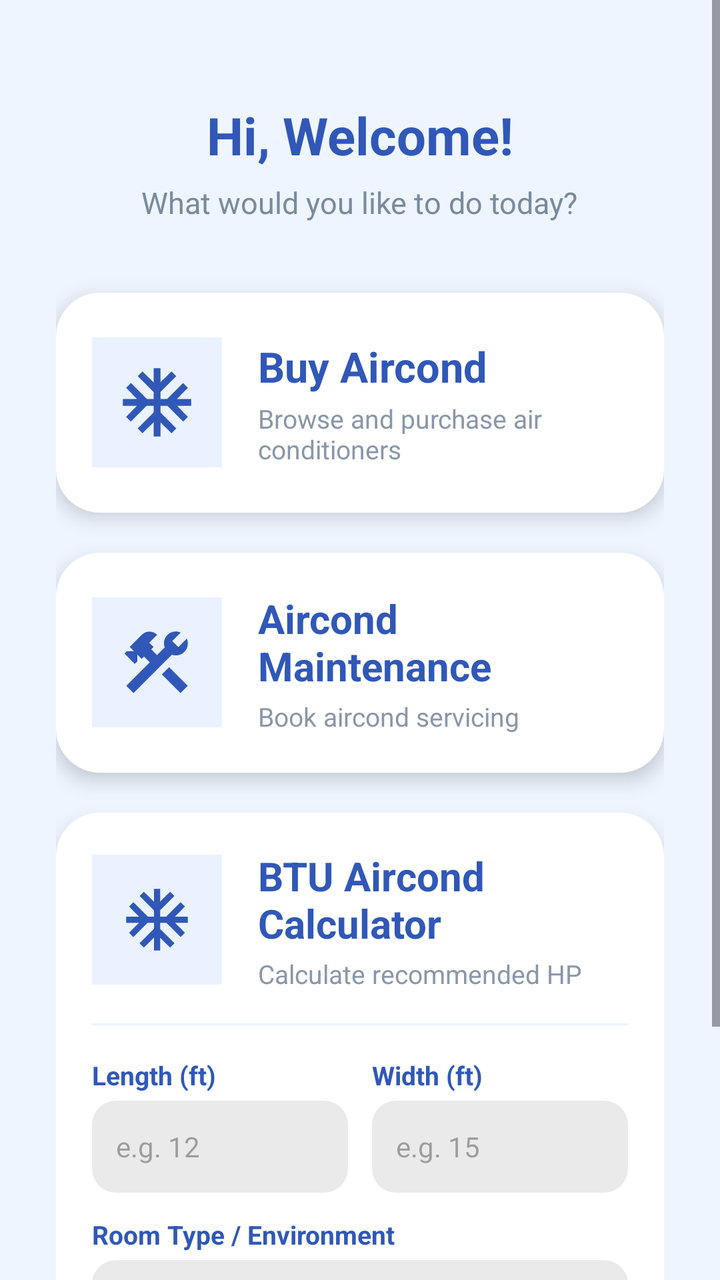
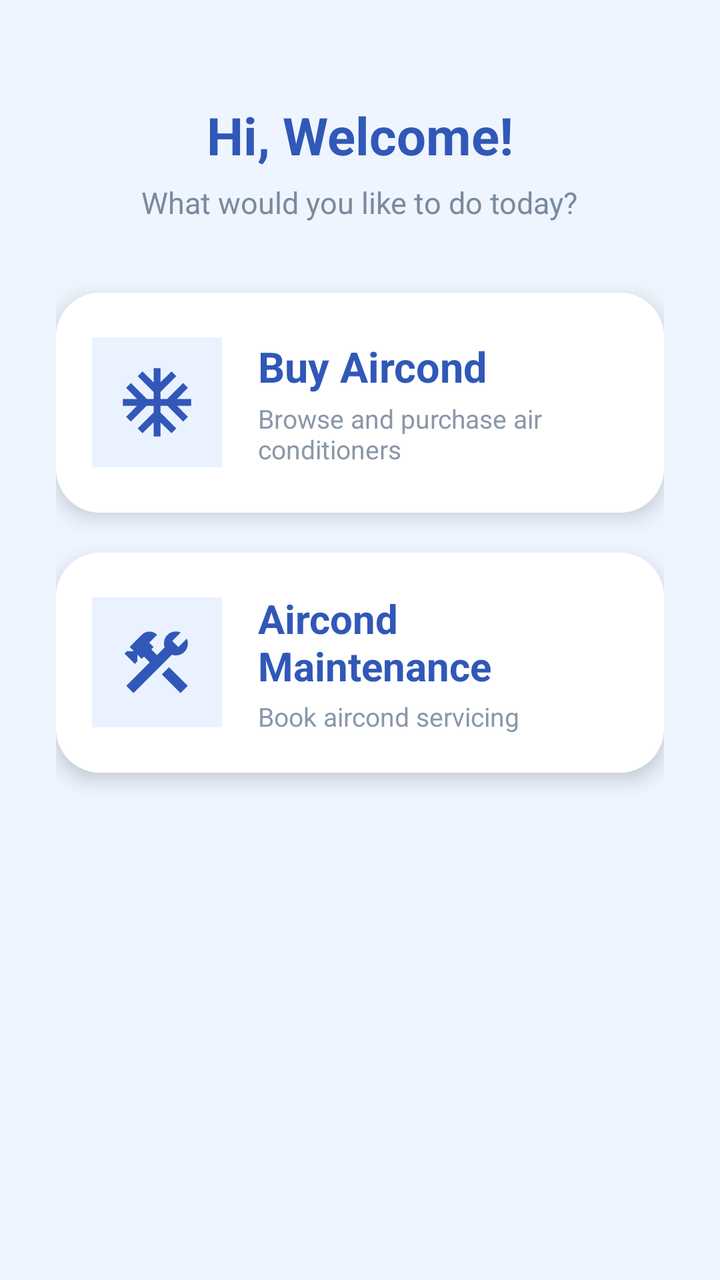

Before-and-after screenshots of an Android layout around one commit, followed by the original layout XML and the change that was made.
<!-- AndroidManifest.xml: application theme Theme.EncikAircond -->
<!-- res/layout/fragment_home.xml -->
<?xml version="1.0" encoding="utf-8"?>
<ScrollView xmlns:android="http://schemas.android.com/apk/res/android"
    xmlns:app="http://schemas.android.com/apk/res-auto"
    android:layout_width="match_parent"
    android:layout_height="match_parent"
    android:background="#EEF5FF"
    android:fillViewport="true">

    <LinearLayout
        android:layout_width="match_parent"
        android:layout_height="wrap_content"
        android:orientation="vertical"
        android:paddingStart="28dp"
        android:paddingEnd="28dp"
        android:paddingTop="50dp"
        android:paddingBottom="40dp">

        <TextView
            android:id="@+id/txtWelcome"
            android:layout_width="wrap_content"
            android:layout_height="wrap_content"
            android:layout_gravity="center"
            android:text="Hi, Welcome!"
            android:textColor="#3158B8"
            android:textSize="26sp"
            android:textStyle="bold" />

        <TextView
            android:id="@+id/txtSubtitle"
            android:layout_width="wrap_content"
            android:layout_height="wrap_content"
            android:layout_gravity="center"
            android:layout_marginTop="6dp"
            android:text="What would you like to do today?"
            android:textColor="#7A8A9E"
            android:textSize="15sp" />

        
        <LinearLayout
            android:id="@+id/cardBuy"
            android:layout_width="match_parent"
            android:layout_height="110dp"
            android:layout_marginTop="35dp"
            android:background="@drawable/card_background"
            android:elevation="6dp"
            android:gravity="center_vertical"
            android:padding="18dp">

            <ImageView
                android:id="@+id/imgBuy"
                android:layout_width="65dp"
                android:layout_height="65dp"
                android:background="#EAF2FF"
                android:contentDescription="@null"
                android:padding="12dp"
                android:src="@drawable/ic_aircond" />

            <LinearLayout
                android:layout_width="wrap_content"
                android:layout_height="wrap_content"
                android:layout_marginStart="18dp"
                android:orientation="vertical">

                <TextView
                    android:layout_width="wrap_content"
                    android:layout_height="wrap_content"
                    android:text="Buy Aircond"
                    android:textColor="#3158B8"
                    android:textSize="21sp"
                    android:textStyle="bold" />

                <TextView
                    android:layout_width="wrap_content"
                    android:layout_height="wrap_content"
                    android:layout_marginTop="3dp"
                    android:text="Browse and purchase air conditioners"
                    android:textColor="#8A97A8"
                    android:textSize="13sp" />

            </LinearLayout>

        </LinearLayout>

        
        <LinearLayout
            android:id="@+id/cardMaintenance"
            android:layout_width="match_parent"
            android:layout_height="110dp"
            android:layout_marginTop="20dp"
            android:background="@drawable/card_background"
            android:elevation="6dp"
            android:gravity="center_vertical"
            android:padding="18dp">

            <ImageView
                android:id="@+id/imgMaintenance"
                android:layout_width="65dp"
                android:layout_height="65dp"
                android:background="#EAF2FF"
                android:contentDescription="@null"
                android:padding="12dp"
                android:src="@drawable/ic_maintenance" />

            <LinearLayout
                android:layout_width="wrap_content"
                android:layout_height="wrap_content"
                android:layout_marginStart="18dp"
                android:orientation="vertical">

                <TextView
                    android:layout_width="wrap_content"
                    android:layout_height="wrap_content"
                    android:text="Aircond Maintenance"
                    android:textColor="#3158B8"
                    android:textSize="20sp"
                    android:textStyle="bold" />

                <TextView
                    android:layout_width="wrap_content"
                    android:layout_height="wrap_content"
                    android:layout_marginTop="3dp"
                    android:text="Book aircond servicing"
                    android:textColor="#8A97A8"
                    android:textSize="13sp" />

            </LinearLayout>

        </LinearLayout>

        
        <LinearLayout
            android:id="@+id/cardCalculator"
            android:layout_width="match_parent"
            android:layout_height="wrap_content"
            android:layout_marginTop="20dp"
            android:background="@drawable/card_background"
            android:elevation="6dp"
            android:orientation="vertical"
            android:padding="18dp">

            
            <LinearLayout
                android:id="@+id/headerCalculator"
                android:layout_width="match_parent"
                android:layout_height="wrap_content"
                android:gravity="center_vertical"
                android:orientation="horizontal">

                <ImageView
                    android:id="@+id/imgCalculator"
                    android:layout_width="65dp"
                    android:layout_height="65dp"
                    android:background="#EAF2FF"
                    android:contentDescription="@null"
                    android:padding="14dp"
                    android:src="@drawable/ic_aircond" />

                <LinearLayout
                    android:layout_width="0dp"
                    android:layout_height="wrap_content"
                    android:layout_marginStart="18dp"
                    android:layout_weight="1"
                    android:orientation="vertical">

                    <TextView
                        android:layout_width="wrap_content"
                        android:layout_height="wrap_content"
                        android:text="BTU Aircond Calculator"
                        android:textColor="#3158B8"
                        android:textSize="20sp"
                        android:textStyle="bold" />

                    <TextView
                        android:layout_width="wrap_content"
                        android:layout_height="wrap_content"
                        android:layout_marginTop="3dp"
                        android:text="Calculate recommended HP"
                        android:textColor="#8A97A8"
                        android:textSize="13sp" />

                </LinearLayout>

            </LinearLayout>

            
            <LinearLayout
                android:id="@+id/layoutCalculatorForm"
                android:layout_width="match_parent"
                android:layout_height="wrap_content"
                android:layout_marginTop="16dp"
                android:orientation="vertical">

                <View
                    android:layout_width="match_parent"
                    android:layout_height="1dp"
                    android:layout_marginBottom="16dp"
                    android:background="#EAF2FF" />

                
                <LinearLayout
                    android:layout_width="match_parent"
                    android:layout_height="wrap_content"
                    android:orientation="horizontal">

                    
                    <LinearLayout
                        android:layout_width="0dp"
                        android:layout_height="wrap_content"
                        android:layout_marginEnd="6dp"
                        android:layout_weight="1"
                        android:orientation="vertical">

                        <TextView
                            android:layout_width="wrap_content"
                            android:layout_height="wrap_content"
                            android:text="Length (ft)"
                            android:textColor="#3158B8"
                            android:textSize="13sp"
                            android:textStyle="bold" />

                        <EditText
                            android:id="@+id/etRoomLength"
                            android:layout_width="match_parent"
                            android:layout_height="46dp"
                            android:layout_marginTop="4dp"
                            android:background="@drawable/bg_input_grey"
                            android:hint="e.g. 12"
                            android:imeOptions="actionNext"
                            android:inputType="numberDecimal"
                            android:paddingHorizontal="12dp"
                            android:textColor="#2D3748"
                            android:textSize="14sp" />
                    </LinearLayout>

                    
                    <LinearLayout
                        android:layout_width="0dp"
                        android:layout_height="wrap_content"
                        android:layout_marginStart="6dp"
                        android:layout_weight="1"
                        android:orientation="vertical">

                        <TextView
                            android:layout_width="wrap_content"
                            android:layout_height="wrap_content"
                            android:text="Width (ft)"
                            android:textColor="#3158B8"
                            android:textSize="13sp"
                            android:textStyle="bold" />

                        <EditText
                            android:id="@+id/etRoomWidth"
                            android:layout_width="match_parent"
                            android:layout_height="46dp"
                            android:layout_marginTop="4dp"
                            android:background="@drawable/bg_input_grey"
                            android:hint="e.g. 15"
                            android:imeOptions="actionDone"
                            android:inputType="numberDecimal"
                            android:paddingHorizontal="12dp"
                            android:textColor="#2D3748"
                            android:textSize="14sp" />
                    </LinearLayout>

                </LinearLayout>

                
                <TextView
                    android:layout_width="wrap_content"
                    android:layout_height="wrap_content"
                    android:layout_marginTop="12dp"
                    android:text="Room Type / Environment"
                    android:textColor="#3158B8"
                    android:textSize="13sp"
                    android:textStyle="bold" />

                <Spinner
                    android:id="@+id/spinnerRoomType"
                    android:layout_width="match_parent"
                    android:layout_height="46dp"
                    android:layout_marginTop="4dp"
                    android:background="@drawable/bg_input_grey"
                    android:paddingHorizontal="12dp" />

                
                <Button
                    android:id="@+id/btnCalculateBtu"
                    android:layout_width="match_parent"
                    android:layout_height="48dp"
                    android:layout_marginTop="16dp"
                    android:backgroundTint="#3158B8"
                    android:text="Calculate BTU &amp; HP"
                    android:textAllCaps="false"
                    android:textColor="#FFFFFF"
                    android:textSize="14sp"
                    android:textStyle="bold" />

                
                <LinearLayout
                    android:id="@+id/layoutBtuResult"
                    android:layout_width="match_parent"
                    android:layout_height="wrap_content"
                    android:layout_marginTop="16dp"
                    android:background="#F0F5FF"
                    android:orientation="vertical"
                    android:padding="14dp"
                    android:visibility="gone">

                    <TextView
                        android:id="@+id/txtRoomArea"
                        android:layout_width="wrap_content"
                        android:layout_height="wrap_content"
                        android:text="Room Area: -"
                        android:textColor="#2D3748"
                        android:textSize="14sp" />

                    <TextView
                        android:id="@+id/txtRequiredBtu"
                        android:layout_width="wrap_content"
                        android:layout_height="wrap_content"
                        android:layout_marginTop="4dp"
                        android:text="Required BTU: -"
                        android:textColor="#2D3748"
                        android:textSize="14sp" />

                    <TextView
                        android:id="@+id/txtRecommendedHp"
                        android:layout_width="wrap_content"
                        android:layout_height="wrap_content"
                        android:layout_marginTop="6dp"
                        android:text="Recommended: -"
                        android:textColor="#3158B8"
                        android:textSize="16sp"
                        android:textStyle="bold" />

                </LinearLayout>

            </LinearLayout>

        </LinearLayout>

    </LinearLayout>

</ScrollView>
<!-- resources referenced by this layout -->
<resources>
  <!-- drawable bg_input_grey (drawable) -->
  <?xml version="1.0" encoding="utf-8"?>
  <shape xmlns:android="http://schemas.android.com/apk/res/android"
      android:shape="rectangle">
      <solid android:color="#EAEAEA" />
      <corners android:radius="12dp" />
  </shape>
  <!-- drawable card_background (drawable) -->
  <?xml version="1.0" encoding="utf-8"?>
  <shape xmlns:android="http://schemas.android.com/apk/res/android">
  
      <solid android:color="#FFFFFF"/>
  
      <corners android:radius="22dp"/>
  
  </shape>
  <!-- drawable ic_aircond (drawable) -->
  <vector xmlns:android="http://schemas.android.com/apk/res/android" android:height="24dp" android:tint="#3158B8" android:viewportHeight="960" android:viewportWidth="960" android:width="24dp">
        
      <path android:fillColor="@android:color/white" android:pathData="M440,880L440,714L310,842L254,786L440,600L440,520L360,520L174,706L118,650L246,520L80,520L80,440L246,440L118,310L174,254L360,440L440,440L440,360L254,174L310,118L440,246L440,80L520,80L520,246L650,118L706,174L520,360L520,440L600,440L786,254L842,310L714,440L880,440L880,520L714,520L842,650L786,706L600,520L520,520L520,600L706,786L650,842L520,714L520,880L440,880Z"/>
      
  </vector>
  <!-- drawable ic_maintenance (drawable) -->
  <vector xmlns:android="http://schemas.android.com/apk/res/android" android:height="24dp" android:tint="#3158B8" android:viewportHeight="960" android:viewportWidth="960" android:width="24dp">
        
      <path android:fillColor="@android:color/white" android:pathData="M756,840L537,621L621,537L840,756L756,840ZM204,840L120,756L396,480L328,412L300,440L249,389L249,471L221,499L100,378L128,350L210,350L160,300L302,158Q322,138 345,129Q368,120 392,120Q416,120 439,129Q462,138 482,158L390,250L440,300L412,328L480,396L570,306Q566,295 563.5,283Q561,271 561,259Q561,200 601.5,159.5Q642,119 701,119Q716,119 729.5,122Q743,125 757,131L658,230L730,302L829,203Q836,217 838.5,230.5Q841,244 841,259Q841,318 800.5,358.5Q760,399 701,399Q689,399 677,397Q665,395 654,390L204,840Z"/>
      
  </vector>
  <style name="Theme.EncikAircond" parent="Base.Theme.EncikAircond" />
  <style name="Base.Theme.EncikAircond" parent="Theme.Material3.DayNight.NoActionBar">
          
      </style>
</resources>

<!-- the commit's change to res/layout/fragment_home.xml (unified diff, before → after) -->
@@ -127,218 +127,6 @@
 
         </LinearLayout>
 
-        
-        <LinearLayout
-            android:id="@+id/cardCalculator"
-            android:layout_width="match_parent"
-            android:layout_height="wrap_content"
-            android:layout_marginTop="20dp"
-            android:background="@drawable/card_background"
-            android:elevation="6dp"
-            android:orientation="vertical"
-            android:padding="18dp">
-
-            
-            <LinearLayout
-                android:id="@+id/headerCalculator"
-                android:layout_width="match_parent"
-                android:layout_height="wrap_content"
-                android:gravity="center_vertical"
-                android:orientation="horizontal">
-
-                <ImageView
-                    android:id="@+id/imgCalculator"
-                    android:layout_width="65dp"
-                    android:layout_height="65dp"
-                    android:background="#EAF2FF"
-                    android:contentDescription="@null"
-                    android:padding="14dp"
-                    android:src="@drawable/ic_aircond" />
-
-                <LinearLayout
-                    android:layout_width="0dp"
-                    android:layout_height="wrap_content"
-                    android:layout_marginStart="18dp"
-                    android:layout_weight="1"
-                    android:orientation="vertical">
-
-                    <TextView
-                        android:layout_width="wrap_content"
-                        android:layout_height="wrap_content"
-                        android:text="BTU Aircond Calculator"
-                        android:textColor="#3158B8"
-                        android:textSize="20sp"
-                        android:textStyle="bold" />
-
-                    <TextView
-                        android:layout_width="wrap_content"
-                        android:layout_height="wrap_content"
-                        android:layout_marginTop="3dp"
-                        android:text="Calculate recommended HP"
-                        android:textColor="#8A97A8"
-                        android:textSize="13sp" />
-
-                </LinearLayout>
-
-            </LinearLayout>
-
-            
-            <LinearLayout
-                android:id="@+id/layoutCalculatorForm"
-                android:layout_width="match_parent"
-                android:layout_height="wrap_content"
-                android:layout_marginTop="16dp"
-                android:orientation="vertical">
-
-                <View
-                    android:layout_width="match_parent"
-                    android:layout_height="1dp"
-                    android:layout_marginBottom="16dp"
-                    android:background="#EAF2FF" />
-
-                
-                <LinearLayout
-                    android:layout_width="match_parent"
-                    android:layout_height="wrap_content"
-                    android:orientation="horizontal">
-
-                    
-                    <LinearLayout
-                        android:layout_width="0dp"
-                        android:layout_height="wrap_content"
-                        android:layout_marginEnd="6dp"
-                        android:layout_weight="1"
-                        android:orientation="vertical">
-
-                        <TextView
-                            android:layout_width="wrap_content"
-                            android:layout_height="wrap_content"
-                            android:text="Length (ft)"
-                            android:textColor="#3158B8"
-                            android:textSize="13sp"
-                            android:textStyle="bold" />
-
-                        <EditText
-                            android:id="@+id/etRoomLength"
-                            android:layout_width="match_parent"
-                            android:layout_height="46dp"
-                            android:layout_marginTop="4dp"
-                            android:background="@drawable/bg_input_grey"
-                            android:hint="e.g. 12"
-                            android:imeOptions="actionNext"
-                            android:inputType="numberDecimal"
-                            android:paddingHorizontal="12dp"
-                            android:textColor="#2D3748"
-                            android:textSize="14sp" />
-                    </LinearLayout>
-
-                    
-                    <LinearLayout
-                        android:layout_width="0dp"
-                        android:layout_height="wrap_content"
-                        android:layout_marginStart="6dp"
-                        android:layout_weight="1"
-                        android:orientation="vertical">
-
-                        <TextView
-                            android:layout_width="wrap_content"
-                            android:layout_height="wrap_content"
-                            android:text="Width (ft)"
-                            android:textColor="#3158B8"
-                            android:textSize="13sp"
-                            android:textStyle="bold" />
-
-                        <EditText
-                            android:id="@+id/etRoomWidth"
-                            android:layout_width="match_parent"
-                            android:layout_height="46dp"
-                            android:layout_marginTop="4dp"
-                            android:background="@drawable/bg_input_grey"
-                            android:hint="e.g. 15"
-                            android:imeOptions="actionDone"
-                            android:inputType="numberDecimal"
-                            android:paddingHorizontal="12dp"
-                            android:textColor="#2D3748"
-                            android:textSize="14sp" />
-                    </LinearLayout>
-
-                </LinearLayout>
-
-                
-                <TextView
-                    android:layout_width="wrap_content"
-                    android:layout_height="wrap_content"
-                    android:layout_marginTop="12dp"
-                    android:text="Room Type / Environment"
-                    android:textColor="#3158B8"
-                    android:textSize="13sp"
-                    android:textStyle="bold" />
-
-                <Spinner
-                    android:id="@+id/spinnerRoomType"
-                    android:layout_width="match_parent"
-                    android:layout_height="46dp"
-                    android:layout_marginTop="4dp"
-                    android:background="@drawable/bg_input_grey"
-                    android:paddingHorizontal="12dp" />
-
-                
-                <Button
-                    android:id="@+id/btnCalculateBtu"
-                    android:layout_width="match_parent"
-                    android:layout_height="48dp"
-                    android:layout_marginTop="16dp"
-                    android:backgroundTint="#3158B8"
-                    android:text="Calculate BTU &amp; HP"
-                    android:textAllCaps="false"
-                    android:textColor="#FFFFFF"
-                    android:textSize="14sp"
-                    android:textStyle="bold" />
-
-                
-                <LinearLayout
-                    android:id="@+id/layoutBtuResult"
-                    android:layout_width="match_parent"
-                    android:layout_height="wrap_content"
-                    android:layout_marginTop="16dp"
-                    android:background="#F0F5FF"
-                    android:orientation="vertical"
-                    android:padding="14dp"
-                    android:visibility="gone">
-
-                    <TextView
-                        android:id="@+id/txtRoomArea"
-                        android:layout_width="wrap_content"
-                        android:layout_height="wrap_content"
-                        android:text="Room Area: -"
-                        android:textColor="#2D3748"
-                        android:textSize="14sp" />
-
-                    <TextView
-                        android:id="@+id/txtRequiredBtu"
-                        android:layout_width="wrap_content"
-                        android:layout_height="wrap_content"
-                        android:layout_marginTop="4dp"
-                        android:text="Required BTU: -"
-                        android:textColor="#2D3748"
-                        android:textSize="14sp" />
-
-                    <TextView
-                        android:id="@+id/txtRecommendedHp"
-                        android:layout_width="wrap_content"
-                        android:layout_height="wrap_content"
-                        android:layout_marginTop="6dp"
-                        android:text="Recommended: -"
-                        android:textColor="#3158B8"
-                        android:textSize="16sp"
-                        android:textStyle="bold" />
-
-                </LinearLayout>
-
-            </LinearLayout>
-
-        </LinearLayout>
-
     </LinearLayout>
 
 </ScrollView>
<!-- resource entries referenced after the edit -->
@@ -1,12 +1,5 @@
 <!-- resources referenced by this layout -->
 <resources>
-  <!-- drawable bg_input_grey (drawable) -->
-  <?xml version="1.0" encoding="utf-8"?>
-  <shape xmlns:android="http://schemas.android.com/apk/res/android"
-      android:shape="rectangle">
-      <solid android:color="#EAEAEA" />
-      <corners android:radius="12dp" />
-  </shape>
   <!-- drawable card_background (drawable) -->
   <?xml version="1.0" encoding="utf-8"?>
   <shape xmlns:android="http://schemas.android.com/apk/res/android">
